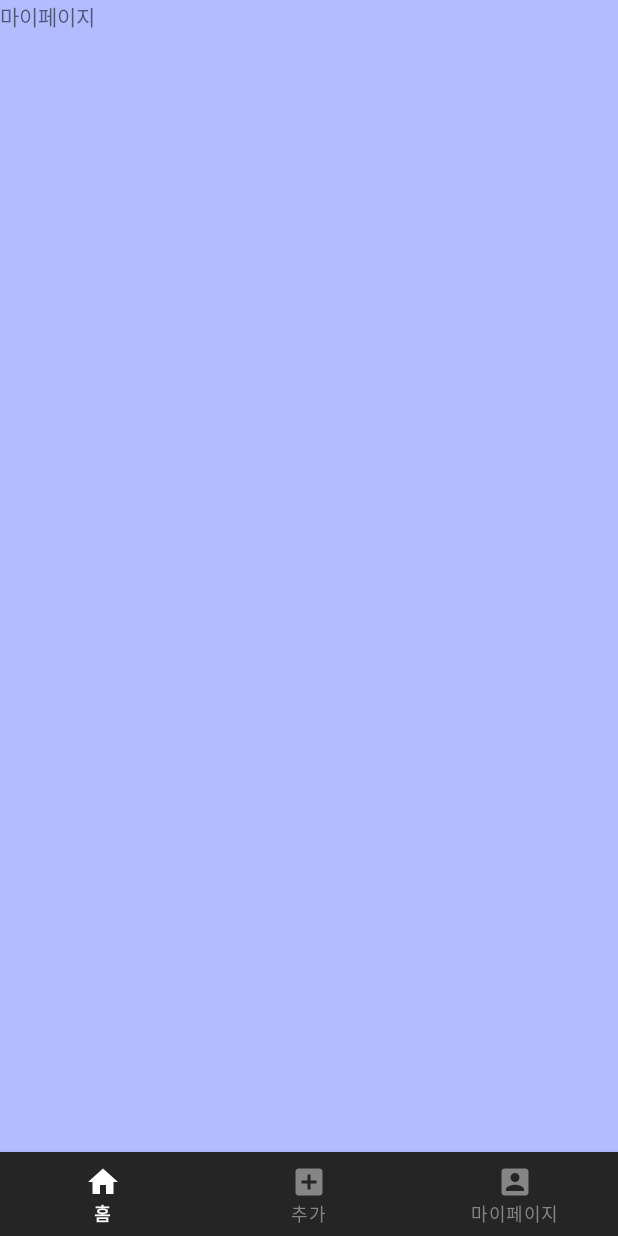
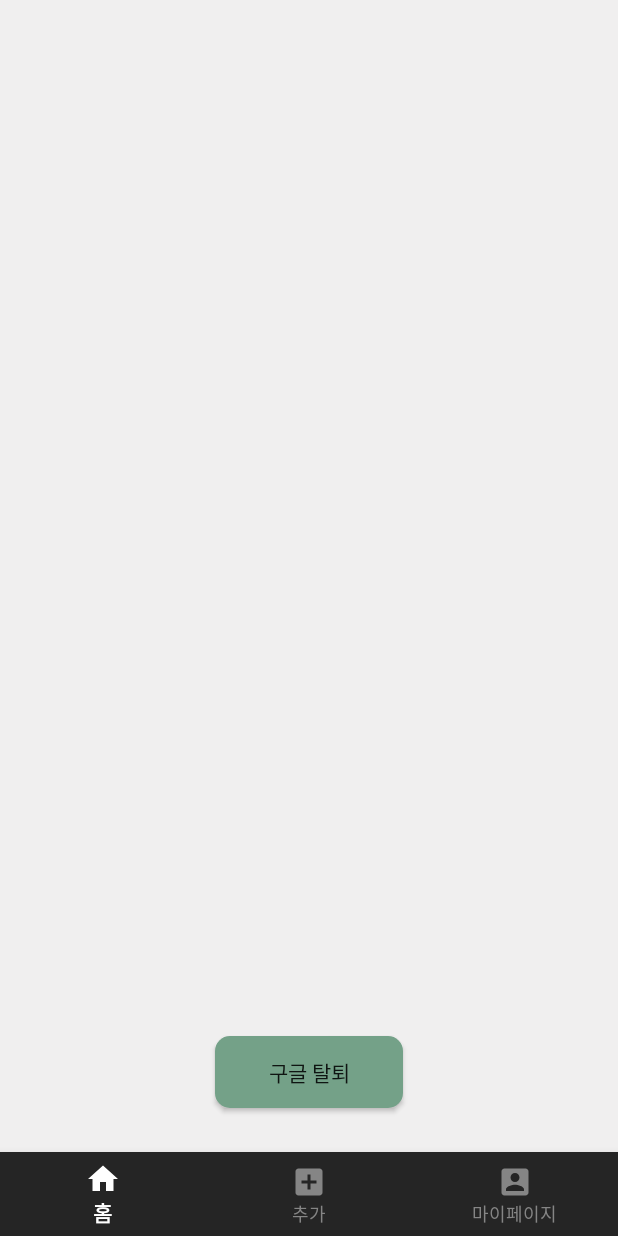
Before and after one commit to JiSeokYeom/ChengCheng_original, an Android app: the fragment MypageFragment placed in its activity, on a phone screen of 412 x 824 dp. Run offline under Robolectric (Android 15) with nearby library versions, the phone set to English and light mode, and no system bars; our stand-ins replace Firebase (no records; nobody signed in at launch, a user with empty details on screens opened directly).

Commit message:
03.03 로그아웃 추가, 로그아웃 후 Back시 프래그먼트로 다시 돌아가지는 이슈 수정

```diff
--- a/app/src/main/java/com/one_day/one_drink_a_day/fragment/MypageFragment.kt
+++ b/app/src/main/java/com/one_day/one_drink_a_day/fragment/MypageFragment.kt
@@ -1,17 +1,41 @@
 package com.one_day.one_drink_a_day.fragment
 
+import android.content.Intent
 import android.os.Bundle
 import androidx.fragment.app.Fragment
 import android.view.LayoutInflater
 import android.view.View
 import android.view.ViewGroup
+import android.widget.Toast
+import androidx.fragment.app.FragmentManager
+import com.google.firebase.auth.FirebaseAuth
 import com.one_day.one_drink_a_day.R
+import com.one_day.one_drink_a_day.activity.Login
+import com.one_day.one_drink_a_day.activity.MainActivity
+import com.one_day.one_drink_a_day.databinding.FragmentMainRootBinding
+import com.one_day.one_drink_a_day.databinding.FragmentMypageBinding
 
 class MypageFragment : Fragment() {
+    private var mbinding: FragmentMypageBinding? = null
+    private val binding get() = mbinding!!
     override fun onCreateView(inflater: LayoutInflater, container: ViewGroup?, savedInstanceState: Bundle?): View? {
         // Inflate the layout for this fragment
-        return inflater.inflate(R.layout.fragment_mypage, container, false)
+        mbinding = FragmentMypageBinding.inflate(inflater,container,false)
+
+        val login = Intent(activity,Login::class.java)
+        binding.googleLogout.setOnClickListener {
+            signOut()
+            Toast.makeText(activity,"구글 로그아웃 성공", Toast.LENGTH_LONG).show()
+            startActivity(login)
+            activity?.finish()
+        }
+
+        return binding.root
     }
 
+    /// 구글 로그아웃
+    private fun signOut() {
+        FirebaseAuth.getInstance().signOut()
+    }
 
 }
--- a/app/src/main/res/layout/fragment_mypage.xml
+++ b/app/src/main/res/layout/fragment_mypage.xml
@@ -1,15 +1,25 @@
 <?xml version="1.0" encoding="utf-8"?>
 <FrameLayout xmlns:android="http://schemas.android.com/apk/res/android"
+    xmlns:app="http://schemas.android.com/apk/res-auto"
     xmlns:tools="http://schemas.android.com/tools"
     android:layout_width="match_parent"
     android:layout_height="match_parent"
-    android:background="#B3BCFF"
+    android:background="@color/backgroundMain"
     tools:context=".fragment.MypageFragment">
+<androidx.constraintlayout.widget.ConstraintLayout
+    android:layout_width="match_parent"
+    android:layout_height="match_parent">
 
-    <!-- TODO: Update blank fragment layout -->
-    <TextView
-        android:layout_width="match_parent"
-        android:layout_height="match_parent"
-        android:text="마이페이지" />
+    <Button
+        android:id="@+id/google_logout"
+        android:layout_width="125dp"
+        android:layout_height="wrap_content"
+        android:background="@drawable/style_btn"
+        android:text="구글 탈퇴"
+        android:layout_marginBottom="85dp"
+        app:layout_constraintBottom_toBottomOf="parent"
+        app:layout_constraintEnd_toEndOf="parent"
+        app:layout_constraintStart_toStartOf="parent" />
+</androidx.constraintlayout.widget.ConstraintLayout>
 
 </FrameLayout>
--- a/app/src/main/res/values/strings.xml
+++ b/app/src/main/res/values/strings.xml
@@ -11,6 +11,6 @@
     <string name="btnNextText">다 음</string>
     <string name="btnBackText">뒤 로</string>
     <string name="datePikerResult">%d년 %d월 %d일</string>
-    <string name="addItemBackPressedMessage">작성중인 내용이 있습니다.\n\'뒤로\' 버튼을 한 번 더 누르면 종료됩니다.</string>
+    <string name="addItemBackPressedMessage">작성중인 내용이 있습니다.\'뒤로\'\n버튼을 한 번 더 누르면 종료 됩니다.</string>
     <string name="mainBackPressedMessage">\'뒤로\' 버튼을 한 번 더 누르면 종료됩니다.</string>
 </resources>
--- a/app/src/main/res/values/themes.xml
+++ b/app/src/main/res/values/themes.xml
@@ -1,6 +1,6 @@
 <resources xmlns:tools="http://schemas.android.com/tools">
     <!-- Base application theme. -->
-    <style name="Theme.ChengChengoriginal" parent="Theme.MaterialComponents.Light.NoActionBar">
+    <style name="Theme.ChengChengoriginal" parent="Theme.AppCompat.Light.NoActionBar">
         <!-- Primary brand color. -->
         <item name="colorPrimary">@color/purple_500</item>
         <item name="colorPrimaryVariant">@color/purple_700</item>
```
Also changed, not shown: app/src/main/java/com/one_day/one_drink_a_day/activity/AddItem.kt (+0 -17 lines), app/src/main/java/com/one_day/one_drink_a_day/activity/Login.kt (+2 -10 lines), app/src/main/java/com/one_day/one_drink_a_day/activity/Splash.kt (+26 -14 lines).
